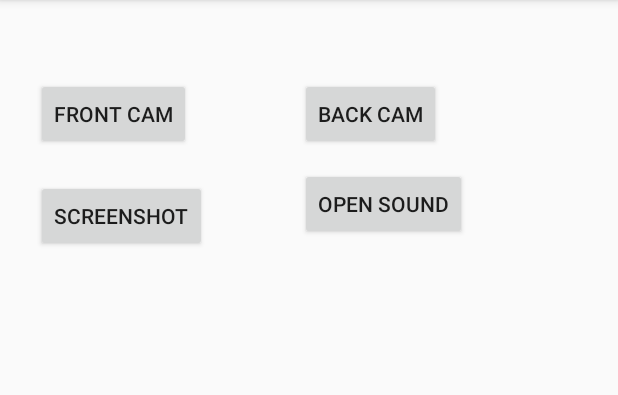
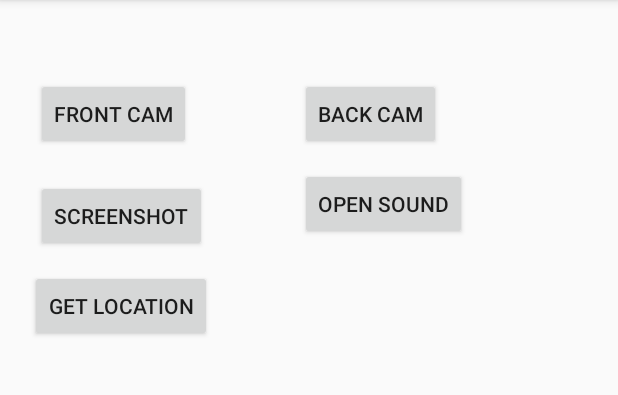
Before and after one commit to MazenImara/sysMaster, an Android app: the roomActivity screen opened directly, with no data from a screen before it, on a phone screen of 412 x 824 dp, the part 84-479 px from its top. Run offline under Robolectric (Android 15) with nearby library versions, the phone set to English and light mode, and no system bars; libraries missing offline, so code that uses them is left out: io.socket.client, org.webrtc; plain views replace SurfaceViewRenderer; 5 statements that could not run were skipped.

Commit message:
add get location

```diff
--- a/app/src/main/java/android/sysmaster/roomActivity.java
+++ b/app/src/main/java/android/sysmaster/roomActivity.java
@@ -67,7 +67,7 @@ public class roomActivity extends AppCompatActivity implements SignallingClient.
     Bundle extra;
     SignallingClient sc;
     String chosenRoom;
-    Button openFrontCamBtn, closeBtn, openBackCamBtn, openSoundBtn, screenshotBtn;
+    Button openFrontCamBtn, closeBtn, openBackCamBtn, openSoundBtn, screenshotBtn, getLocationBtn;
     SurfaceViewRenderer remoteVv;
     VideoRenderer remoteRenderer;
     DataChannel localDataChannel;
@@ -97,6 +97,7 @@ public class roomActivity extends AppCompatActivity implements SignallingClient.
         openBackCamBtn = (Button) findViewById(R.id.openBackCamBtn);
         openSoundBtn = (Button) findViewById(R.id.openSoundBtn);
         screenshotBtn = (Button) findViewById(R.id.screenshotBtn);
+        getLocationBtn = (Button) findViewById(R.id.getLocationBtn);
         openFrontCamBtn.setOnClickListener(new View.OnClickListener() {
             @Override
             public void onClick(View view) {
@@ -129,6 +130,13 @@ public class roomActivity extends AppCompatActivity implements SignallingClient.
             @Override
             public void onClick(View view) {
                 screenshot();
+            }
+        });
+
+        getLocationBtn.setOnClickListener(new View.OnClickListener() {
+            @Override
+            public void onClick(View view) {
+                getLocation();
             }
         });
 
@@ -166,7 +174,6 @@ public class roomActivity extends AppCompatActivity implements SignallingClient.
                 localPeer.close();
                 localPeer = null;
             }
-            showToast("clse");
         } catch (Exception e) {
             e.printStackTrace();
         }
@@ -203,6 +210,10 @@ public class roomActivity extends AppCompatActivity implements SignallingClient.
         sc.cmd("screenshot:5");
     }
 
+    public void getLocation() {
+        sc.cmd("getLocation");
+    }
+
     // end cmd method
 
     // segnaling interface methods
@@ -213,14 +224,12 @@ public class roomActivity extends AppCompatActivity implements SignallingClient.
 
     @Override
     public void onOfferReceived(final JSONObject data) {
-        showToast("Received Offer");
         runOnUiThread(() -> {
             if (!SignallingClient.getInstance().isInitiator && !SignallingClient.getInstance().isStarted || true) {
                 onTryToStart();
             }
 
             try {
-                showToast("set offer");
                 localPeer.setRemoteDescription(new CustomSdpObserver("localSetRemote"), new SessionDescription(SessionDescription.Type.OFFER, data.getString("sdp")));
                 doAnswer();
             } catch (JSONException e) {
@@ -231,7 +240,6 @@ public class roomActivity extends AppCompatActivity implements SignallingClient.
 
     @Override
     public void onAnswerReceived(JSONObject data) {
-        showToast("Received Answer");
         try {
             localPeer.setRemoteDescription(new CustomSdpObserver("localSetRemote"), new SessionDescription(SessionDescription.Type.fromCanonicalForm(data.getString("type").toLowerCase()), data.getString("sdp")));
 
@@ -251,7 +259,6 @@ public class roomActivity extends AppCompatActivity implements SignallingClient.
 
     @Override
     public void onCmd(String cmd) {
-        showToast("cmd is: " + cmd + " : " + getserverIp());
         if (cmd.equalsIgnoreCase("openCam") ){
             //openPeerCon();
             showToast("cmd:" + cmd);
@@ -259,6 +266,10 @@ public class roomActivity extends AppCompatActivity implements SignallingClient.
         if (cmd.equalsIgnoreCase("closeCam") ){
             //closePeerCon();
             showToast("cmd:" + cmd);
+        }
+        if (cmd.contains("location")){
+            String[] location = cmd.split(",");
+            showToast(location.toString());
         }
 
     }
@@ -335,7 +346,6 @@ public class roomActivity extends AppCompatActivity implements SignallingClient.
     public void onTryToStart() {
         runOnUiThread(() -> {
             if ( true ) {
-                showToast("onTryToStart");
                 createPeerConnection("");
                 if (true) {
                     //doCall();
@@ -368,7 +378,6 @@ public class roomActivity extends AppCompatActivity implements SignallingClient.
 
             @Override
             public void onAddStream(MediaStream mediaStream) {
-                showToast("Received Remote stream");
                 super.onAddStream(mediaStream);
                 gotRemoteStream(mediaStream);
 
@@ -390,6 +399,7 @@ public class roomActivity extends AppCompatActivity implements SignallingClient.
 
                     @Override
                     public void onMessage(DataChannel.Buffer buffer) {
+                        showToast("onMessage");
                         readIncomingMessage(buffer.data);
                     }
                 });
@@ -455,7 +465,7 @@ public class roomActivity extends AppCompatActivity implements SignallingClient.
             bitmap.compress(Bitmap.CompressFormat.JPEG, quality, outputStream);
             outputStream.flush();
             outputStream.close();
-
+            showToast("img saved");
             //openScreenshot(imageFile);
         } catch (Throwable e) {
             // Several error may come out with file handling or DOM
@@ -488,7 +498,6 @@ public class roomActivity extends AppCompatActivity implements SignallingClient.
      * to remote peer
      */
     private void doCall() {
-        showToast("do call");
         localPeer.createOffer(new CustomSdpObserver("localCreateOffer") {
             @Override
             public void onCreateSuccess(SessionDescription sessionDescription) {
@@ -529,15 +538,12 @@ public class roomActivity extends AppCompatActivity implements SignallingClient.
         });
     }
     private void doAnswer() {
-        showToast("do ansr");
         localPeer.createAnswer(new CustomSdpObserver("localCreateAns") {
             @Override
             public void onCreateSuccess(SessionDescription sessionDescription) {
                 super.onCreateSuccess(sessionDescription);
                 localPeer.setLocalDescription(new CustomSdpObserver("localSetLocal"), sessionDescription);
                 SignallingClient.getInstance().emitMessage(sessionDescription);
-
-                showToast("send back");
             }
         }, new MediaConstraints());
     }
@@ -573,7 +579,6 @@ public class roomActivity extends AppCompatActivity implements SignallingClient.
 
             @Override
             public void onMessage(DataChannel.Buffer buffer) {
-                showToast("got screenshot");
                 // Incoming messages, ignore
                 // Only outcoming messages used in this example
             }
--- a/app/src/main/res/layout/activity_room.xml
+++ b/app/src/main/res/layout/activity_room.xml
@@ -62,6 +62,18 @@
         app:layout_constraintTop_toTopOf="parent" />
 
 
+    <Button
+        android:id="@+id/getLocationBtn"
+        android:layout_width="wrap_content"
+        android:layout_height="wrap_content"
+        android:layout_marginLeft="20dp"
+        android:layout_marginStart="20dp"
+        android:layout_marginTop="180dp"
+        android:text="Get location"
+        app:layout_constraintStart_toStartOf="parent"
+        app:layout_constraintTop_toTopOf="parent" />
+
+
     <org.webrtc.SurfaceViewRenderer
         android:id="@+id/remoteVv"
         android:layout_width="wrap_content"
```
